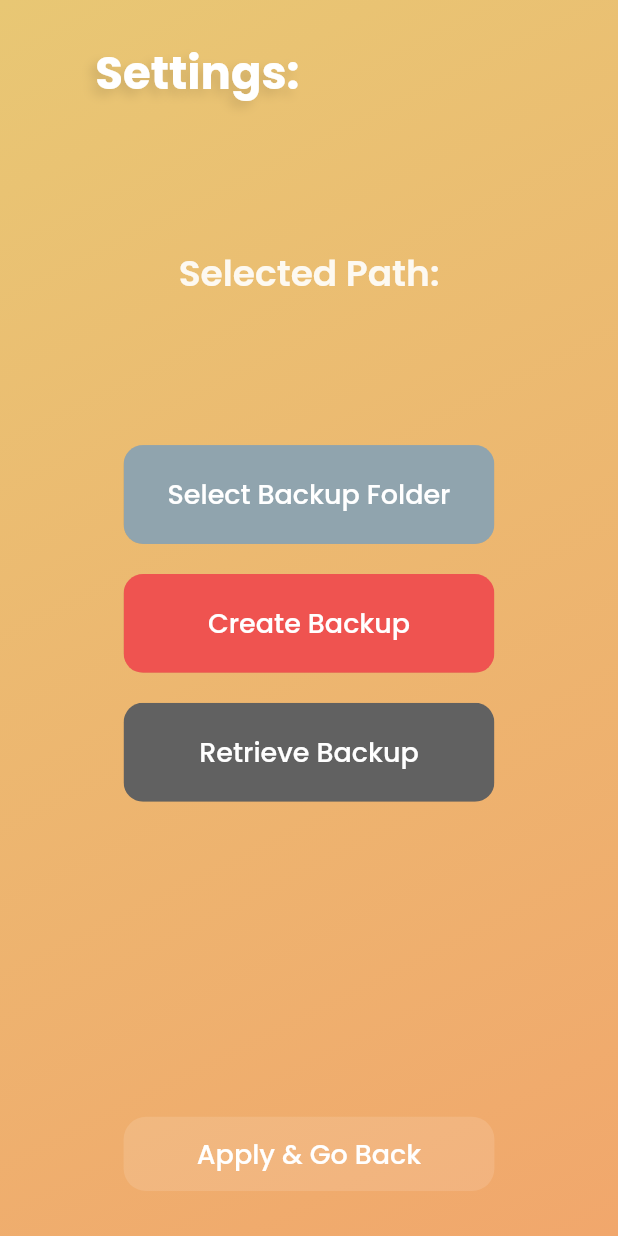
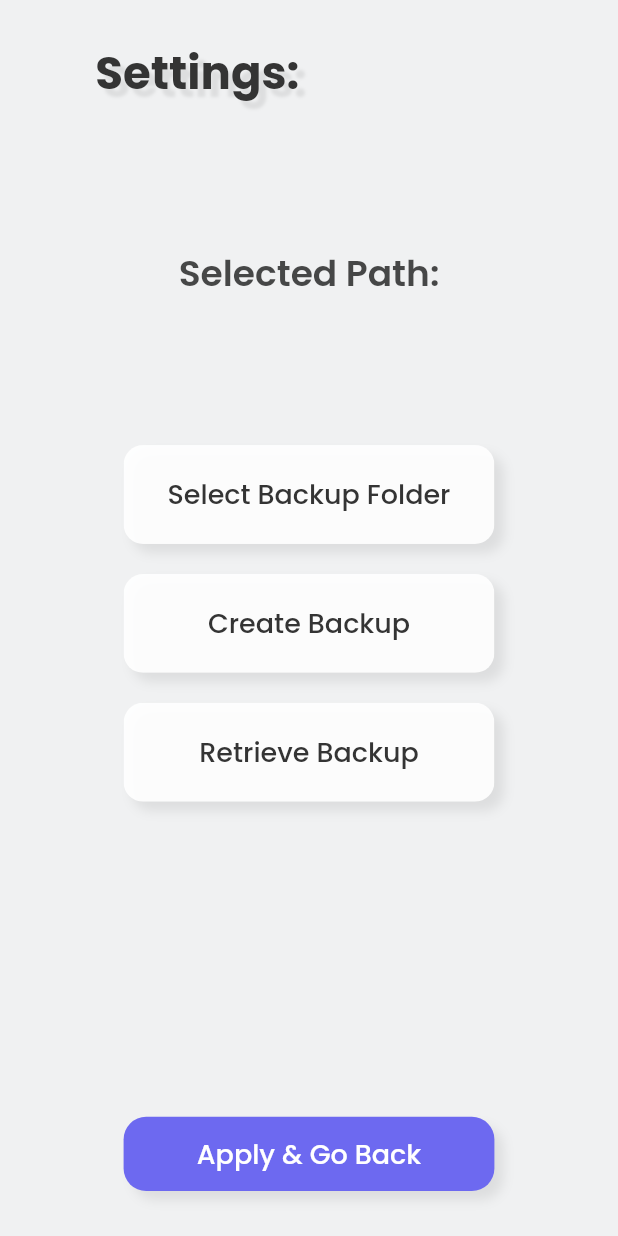
Before and after one commit to alexbogdos/daily-tasks-v3, a Flutter app: the screen it shows after launch, after a tap on "Settings", on a phone screen of 412 x 824 dp. Run offline on Flutter 3.47's test engine with Material 2 defaults, Android fonts, the phone set to English and light mode, and no system bars; drawn by our look-alikes of auto_size_text; our stand-ins replace file_picker, flutter_slidable, fluttertoast, get, google_fonts, permission_handler and 1 more.

Commit message:
Updated
 - Color scheme updated
 - Command $center fixed

```diff
--- a/lib/main.dart
+++ b/lib/main.dart
@@ -31,22 +31,19 @@ class _MainPageState extends State<MainPage> {
     super.initState();
   }
 
+  final Color backgroundColor = const Color(0xFFf0f1f2);
+  final Color titleColor = const Color(0xFF343434);
+  final Color buttonColor = const Color(0xFFfdfdfd);
+
   @override
   Widget build(BuildContext context) {
     return Scaffold(
-      backgroundColor: const Color(0xffE9C46A),
+      backgroundColor: backgroundColor,
       body: SafeArea(
         child: GestureDetector(
           onTap: () => FocusScope.of(context).unfocus(),
           child: Container(
-            decoration: const BoxDecoration(
-              gradient: LinearGradient(
-                begin: Alignment.topLeft,
-                end: Alignment.bottomRight,
-                colors: [Color(0xffE9C46A), Color(0xffF4A261)],
-                stops: [0.0, 1.0],
-              ),
-            ),
+            decoration: BoxDecoration(color: backgroundColor),
             child: Padding(
               padding: EdgeInsets.only(
                   top: (MediaQuery.of(context).size.height * 0.02)),
@@ -63,13 +60,13 @@ class _MainPageState extends State<MainPage> {
                         'Your\ntopics:',
                         style: GoogleFonts.poppins(
                           fontSize: 30,
-                          color: Colors.white,
+                          color: titleColor,
                           fontWeight: FontWeight.w700,
                           shadows: [
-                            const Shadow(
-                              blurRadius: 8.0,
-                              color: Colors.black12,
-                              offset: Offset(-4.0, 4.0),
+                            Shadow(
+                              blurRadius: 2.0,
+                              color: titleColor.withOpacity(0.1),
+                              offset: const Offset(5.0, 5.0),
                             ),
                           ],
                         ),
@@ -86,7 +83,7 @@ class _MainPageState extends State<MainPage> {
                     fontSize: 24.0,
                     icon: Icons.person_rounded,
                     widthP: 0.74,
-                    color: PagePersonal.backgroundColors[0],
+                    color: buttonColor,
                     function: () {
                       Get.to(() => PagePersonal,
                           transition: Transition.downToUp,
@@ -110,7 +107,7 @@ class _MainPageState extends State<MainPage> {
                           fontSize: 20.0,
                           icon: Icons.functions_rounded,
                           widthP: 0.32,
-                          color: PageMathematics.backgroundColors[0],
+                          color: buttonColor,
                           function: () {
                             Get.to(() => PageMathematics,
                                 transition: Transition.downToUp,
@@ -123,7 +120,7 @@ class _MainPageState extends State<MainPage> {
                           fontSize: 20.0,
                           icon: Icons.attach_money_rounded,
                           widthP: 0.32,
-                          color: pageEconomics.backgroundColors[0],
+                          color: buttonColor,
                           function: () {
                             Get.to(() => pageEconomics,
                                 transition: Transition.downToUp,
@@ -150,7 +147,7 @@ class _MainPageState extends State<MainPage> {
                           fontSize: 20.0,
                           icon: Icons.language_rounded,
                           widthP: 0.32,
-                          color: pageGreek.backgroundColors[0],
+                          color: buttonColor,
                           function: () {
                             Get.to(() => pageGreek,
                                 transition: Transition.downToUp,
@@ -163,7 +160,7 @@ class _MainPageState extends State<MainPage> {
                           fontSize: 20.0,
                           icon: Icons.computer_rounded,
                           widthP: 0.32,
-                          color: pageCoding.backgroundColors[0],
+                          color: buttonColor,
                           function: () {
                             Get.to(() => pageCoding,
                                 transition: Transition.downToUp,
@@ -182,7 +179,7 @@ class _MainPageState extends State<MainPage> {
                     fontSize: 24.0,
                     icon: Icons.settings_rounded,
                     widthP: 0.74,
-                    color: const Color(0xffF4A261),
+                    color: buttonColor,
                     function: () {
                       Get.to(() => const PageSettings(),
                           transition: Transition.upToDown,
--- a/lib/pages/coding.dart
+++ b/lib/pages/coding.dart
@@ -9,7 +9,7 @@ import 'package:shared_preferences/shared_preferences.dart';
 
 TasksPage pageCoding = TasksPage(
   title: "Coding",
-  backgroundColors: const [Color(0xffFFADAD), Color(0xffFFC6FF)],
+  backgroundColors: const [Color(0xffFAF4FB), Color(0xffFAF1D9)],
   tasksList: tasksList_coding,
   archivedList: archivedList_coding,
   datesList: datesList_coding,
--- a/lib/pages/economics.dart
+++ b/lib/pages/economics.dart
@@ -9,7 +9,7 @@ import 'package:shared_preferences/shared_preferences.dart';
 
 TasksPage pageEconomics = TasksPage(
   title: "Economics",
-  backgroundColors: const [Color(0xffBDB2FF), Color(0xffFFFFFC)],
+  backgroundColors: const [Color(0xffFAF4FB), Color(0xffFAF1D9)],
   tasksList: tasksList_economics,
   archivedList: archivedList_economics,
   datesList: datesList_economics,
--- a/lib/pages/greek.dart
+++ b/lib/pages/greek.dart
@@ -9,7 +9,7 @@ import 'package:shared_preferences/shared_preferences.dart';
 
 TasksPage pageGreek = TasksPage(
   title: "Greek",
-  backgroundColors: const [Color(0xffFFD6A5), Color(0xffCAFFBF)],
+  backgroundColors: const [Color(0xffFAF4FB), Color(0xffFAF1D9)],
   tasksList: tasksList_greek,
   archivedList: archivedList_greek,
   datesList: datesList_greek,
--- a/lib/pages/loading_page.dart
+++ b/lib/pages/loading_page.dart
@@ -32,16 +32,11 @@ class _LoadingScreenState extends State<LoadingScreen> {
   @override
   Widget build(BuildContext context) {
     return Scaffold(
-      backgroundColor: const Color(0xffE9C46A),
+      backgroundColor: const Color(0xFFf0f1f2),
       body: SafeArea(
         child: Container(
           decoration: const BoxDecoration(
-            gradient: LinearGradient(
-              begin: Alignment.topLeft,
-              end: Alignment.bottomRight,
-              colors: [Color(0xffE9C46A), Color(0xffF4A261)],
-              stops: [0.0, 1.0],
-            ),
+            color: Color(0xFFf0f1f2),
           ),
           child: Column(
             mainAxisAlignment: MainAxisAlignment.center,
@@ -51,13 +46,14 @@ class _LoadingScreenState extends State<LoadingScreen> {
                 style: GoogleFonts.poppins(
                     fontSize: 24.0,
                     fontWeight: FontWeight.w500,
-                    color: Colors.white),
+                    color: const Color(0xFF343434)),
               ),
-              const Padding(
-                padding: EdgeInsets.symmetric(horizontal: 24.0, vertical: 14.0),
+              Padding(
+                padding: const EdgeInsets.symmetric(
+                    horizontal: 24.0, vertical: 14.0),
                 child: LinearProgressIndicator(
-                  backgroundColor: Colors.black26,
-                  color: Colors.white70,
+                  backgroundColor: const Color(0xFF343434).withOpacity(0.2),
+                  color: const Color(0xFF343434).withOpacity(0.8),
                   minHeight: 5,
                 ),
               ),
--- a/lib/pages/mathematics.dart
+++ b/lib/pages/mathematics.dart
@@ -9,7 +9,7 @@ import 'package:shared_preferences/shared_preferences.dart';
 
 TasksPage PageMathematics = TasksPage(
   title: "Mathematics",
-  backgroundColors: const [Color(0xffFFC6FF), Color(0xffFDFFB6)],
+  backgroundColors: const [Color(0xffFAF4FB), Color(0xffFAF1D9)],
   tasksList: tasksList_mathematics,
   archivedList: archivedList_mathematics,
   datesList: datesList_mathematics,
--- a/lib/pages/personal.dart
+++ b/lib/pages/personal.dart
@@ -9,7 +9,7 @@ import 'package:shared_preferences/shared_preferences.dart';
 
 TasksPage PagePersonal = TasksPage(
   title: "Personal",
-  backgroundColors: const [Color(0xffFFCB69), Color(0xffD08C60)],
+  backgroundColors: const [Color(0xffFAF4FB), Color(0xffFAF1D9)],
   tasksList: tasksList_personal,
   archivedList: archivedList_personal,
   datesList: datesList_personal,
--- a/lib/pages/settings.dart
+++ b/lib/pages/settings.dart
@@ -38,18 +38,13 @@ class _PageSettingsState extends State<PageSettings> {
     askPermissions();
 
     return Scaffold(
-      backgroundColor: const Color(0xffe8c774),
+      backgroundColor: const Color(0xffFAF4FB),
       body: SafeArea(
         child: GestureDetector(
           onTap: () => FocusScope.of(context).unfocus(),
           child: Container(
             decoration: const BoxDecoration(
-              gradient: LinearGradient(
-                begin: Alignment.topLeft,
-                end: Alignment.bottomRight,
-                colors: [Color(0xffe8c774), Color(0xfff1a76c)],
-                stops: [0.0, 1.0],
-              ),
+              color: Color(0xFFf0f1f2),
             ),
             child: Padding(
               padding: EdgeInsets.only(
@@ -70,13 +65,14 @@ class _PageSettingsState extends State<PageSettings> {
                               'Settings:',
                               style: GoogleFonts.poppins(
                                 fontSize: 30,
-                                color: Colors.white,
+                                color: const Color(0xFF343434),
                                 fontWeight: FontWeight.w700,
                                 shadows: [
-                                  const Shadow(
-                                    blurRadius: 8.0,
-                                    color: Colors.black12,
-                                    offset: Offset(-4.0, 4.0),
+                                  Shadow(
+                                    blurRadius: 2.0,
+                                    color: const Color(0xFF343434)
+                                        .withOpacity(0.1),
+                                    offset: const Offset(5.0, 5.0),
                                   ),
                                 ],
                               ),
@@ -93,7 +89,7 @@ class _PageSettingsState extends State<PageSettings> {
                             style: GoogleFonts.poppins(
                               fontSize: 24.0,
                               fontWeight: FontWeight.w600,
-                              color: Colors.white.withOpacity(0.9),
+                              color: const Color(0xFF343434).withOpacity(0.9),
                             ),
                           ),
                         ),
@@ -108,7 +104,8 @@ class _PageSettingsState extends State<PageSettings> {
                                 style: GoogleFonts.poppins(
                                   fontSize: 20.0,
                                   fontWeight: FontWeight.w400,
-                                  color: Colors.white.withOpacity(0.8),
+                                  color:
+                                      const Color(0xFF343434).withOpacity(0.8),
                                 ),
                               ),
                             ),
@@ -122,7 +119,7 @@ class _PageSettingsState extends State<PageSettings> {
                           title: "Select Backup Folder",
                           widthP: 0.6,
                           heightP: 0.08,
-                          color: Colors.blueGrey.shade300,
+                          color: const Color(0xFFFFFFFF).withOpacity(0.9),
                           function: () {
                             _selectFolder()
                                 .then((value) => savePath("$_directoryPath"));
@@ -135,7 +132,7 @@ class _PageSettingsState extends State<PageSettings> {
                           title: "Create Backup",
                           widthP: 0.6,
                           heightP: 0.08,
-                          color: Colors.red.shade400,
+                          color: const Color(0xFFFFFFFF).withOpacity(0.9),
                           function: () async {
                             if (_directoryPath == "") {
                               _selectFolder().then((value) => openAndSave());
@@ -153,7 +150,7 @@ class _PageSettingsState extends State<PageSettings> {
                           title: "Retrieve Backup",
                           widthP: 0.6,
                           heightP: 0.08,
-                          color: Colors.grey.shade700,
+                          color: const Color(0xFFFFFFFF).withOpacity(0.9),
                           function: () async {
                             if (_directoryPath == "") {
                               _selectFolder().then((value) => openAndLoad());
@@ -174,8 +171,15 @@ class _PageSettingsState extends State<PageSettings> {
                       width: MediaQuery.of(context).size.width * 0.6,
                       height: MediaQuery.of(context).size.height * 0.06,
                       decoration: BoxDecoration(
-                        color: Colors.white12,
+                        color: const Color(0xFF6d69f0),
                         borderRadius: BorderRadius.circular(15),
+                        boxShadow: [
+                          BoxShadow(
+                            color: const Color(0xFF343434).withOpacity(0.1),
+                            blurRadius: 6.0,
+                            offset: const Offset(6, 6),
+                          ),
+                        ],
                       ),
                       child: Stack(
                         fit: StackFit.expand,
@@ -198,7 +202,8 @@ class _PageSettingsState extends State<PageSettings> {
                             },
                             child: const Text(''),
                             style: TextButton.styleFrom(
-                              primary: Colors.white12,
+                              backgroundColor: Colors.transparent,
+                              primary: Colors.white,
                               shape: RoundedRectangleBorder(
                                 borderRadius: BorderRadius.circular(15),
                               ),
@@ -233,7 +238,6 @@ class _PageSettingsState extends State<PageSettings> {
     }
     return pathText;
   }
-
 
   void saveFiles(String path) async {
     if (await Directory(path).exists()) {
--- a/lib/widgets/action_button.dart
+++ b/lib/widgets/action_button.dart
@@ -31,20 +31,25 @@ class ActionButton extends StatelessWidget {
   @override
   Widget build(BuildContext context) {
     context = this.context;
-    return ClipRRect(
+    return Container(
+      decoration: BoxDecoration(
+        borderRadius: BorderRadius.circular(13),
+        color: Colors.transparent,
+        boxShadow: [
+          BoxShadow(
+            color: const Color(0xFF343434).withOpacity(0.1),
+            blurRadius: 6.0,
+            offset: const Offset(6, 6),
+          ),
+        ],
+      ),
+      child: ClipRRect(
         borderRadius: BorderRadius.circular(13),
         child: Container(
           width: MediaQuery.of(context).size.width * widthP,
           height: MediaQuery.of(context).size.height * heightP,
           decoration: BoxDecoration(
             color: color,
-          boxShadow: const [
-            BoxShadow(
-              color: Colors.black12,
-              blurRadius: 8.0,
-              offset: Offset(-4.0, 4.0),
-            ),
-          ],
             shape: BoxShape.rectangle,
           ),
           child: Material(
@@ -52,8 +57,9 @@ class ActionButton extends StatelessWidget {
             child: InkWell(
               onTap: function,
               onLongPress: function2,
-            highlightColor: Colors.white12,
-            splashColor: Colors.white12,
+              highlightColor: const Color(0xFF343434).withOpacity(0.2),
+              splashColor: const Color(0xFF343434).withOpacity(0.2),
+              hoverColor: const Color(0xFF343434).withOpacity(0.2),
               child: FittedBox(
                 fit: BoxFit.scaleDown,
                 child: Center(
@@ -62,7 +68,8 @@ class ActionButton extends StatelessWidget {
                     style: GoogleFonts.poppins(
                       fontSize: 18.0,
                       fontWeight: FontWeight.w500,
-                    color: Colors.white,
+                      color: const Color(0xFF343434),
+                    ),
                   ),
                 ),
               ),
--- a/lib/widgets/archivedTask.dart
+++ b/lib/widgets/archivedTask.dart
@@ -32,7 +32,7 @@ class ArchivedTask extends StatelessWidget {
               minHeight: 44, //minimum height
             ),
             decoration: BoxDecoration(
-              color: Colors.white.withOpacity(0.4),
+              color: const Color(0xFFFFFFFF).withOpacity(0.42),
               borderRadius: BorderRadius.circular(9),
             ),
             child: Padding(
@@ -46,7 +46,7 @@ class ArchivedTask extends StatelessWidget {
                     child: Text(
                       "$date",
                       style: GoogleFonts.poppins(
-                        color: Colors.black45,
+                        color: const Color(0xFF343434).withOpacity(0.8),
                         fontSize: 10,
                       ),
                       textAlign: TextAlign.left,
--- a/lib/widgets/menu_button.dart
+++ b/lib/widgets/menu_button.dart
@@ -8,7 +8,7 @@ import 'package:google_fonts/google_fonts.dart';
 //   return
 // }
 
-class MenuButton extends StatelessWidget {
+class MenuButton extends StatefulWidget {
   final BuildContext context;
   final String title;
   final double fontSize;
@@ -29,30 +29,52 @@ class MenuButton extends StatelessWidget {
       : super(key: key);
 
   @override
+  State<MenuButton> createState() => _MenuButtonState();
+}
+
+class _MenuButtonState extends State<MenuButton> {
+  final Color titleColor = const Color(0xFF343434);
+  final Color highlightRectColor = const Color(0xFF736ff1);
+  final Color highlightTitleColor = const Color(0xFFfdfdfd);
+
+  late bool highlighted = false;
+
+  @override
   Widget build(BuildContext context) {
-    context = this.context;
-    return ClipRRect(
+    context = widget.context;
+
+    return Container(
+      decoration: BoxDecoration(
+        borderRadius: BorderRadius.circular(13),
+        boxShadow: [
+          BoxShadow(
+            color: titleColor.withOpacity(0.1),
+            blurRadius: 6.0,
+            offset: const Offset(6, 6),
+          ),
+        ],
+      ),
+      child: ClipRRect(
         borderRadius: BorderRadius.circular(13),
         child: Container(
-        width: MediaQuery.of(context).size.width * widthP,
+          width: MediaQuery.of(context).size.width * widget.widthP,
           height: MediaQuery.of(context).size.height * 0.112,
           decoration: BoxDecoration(
-          color: color,
-          boxShadow: const [
-            BoxShadow(
-              color: Colors.black12,
-              blurRadius: 8.0,
-              offset: Offset(-4.0, 4.0),
-            ),
-          ],
+            color: widget.color,
             shape: BoxShape.rectangle,
           ),
           child: Material(
             color: Colors.transparent,
             child: InkWell(
-            onTap: function,
-            highlightColor: Colors.white12,
-            splashColor: Colors.white12,
+              onTap: widget.function,
+              onHover: (state) {
+                setState(() {
+                  highlighted = state;
+                });
+              },
+              highlightColor: highlightRectColor,
+              splashColor: highlightRectColor,
+              hoverColor: highlightRectColor,
               child: FittedBox(
                 fit: BoxFit.scaleDown,
                 child: Column(
@@ -60,11 +82,11 @@ class MenuButton extends StatelessWidget {
                   mainAxisAlignment: MainAxisAlignment.spaceEvenly,
                   children: [
                     AutoSizeText(
-                    "${title}",
+                      "${widget.title}",
                       style: GoogleFonts.poppins(
-                      fontSize: fontSize * 1.0,
+                        fontSize: widget.fontSize * 1.0,
                         fontWeight: FontWeight.w500,
-                      color: Colors.white,
+                        color: !highlighted ? titleColor : highlightTitleColor,
                       ),
                     ),
                     SizedBox(
@@ -73,8 +95,8 @@ class MenuButton extends StatelessWidget {
                     FittedBox(
                       fit: BoxFit.fitHeight,
                       child: Icon(
-                      icon,
-                      color: Colors.white,
+                        widget.icon,
+                        color: !highlighted ? titleColor : highlightTitleColor,
                         size: 42,
                       ),
                     ),
@@ -84,6 +106,7 @@ class MenuButton extends StatelessWidget {
             ),
           ),
         ),
+      ),
     );
   }
 }
```
Also changed, not shown: lib/templates/tasks_page_template.dart (+37 -35 lines), lib/widgets/edittask_dialog.dart (+21 -28 lines), lib/widgets/task_slidable.dart (+7 -8 lines). Lines whose indentation alone changed are shown as unchanged.
